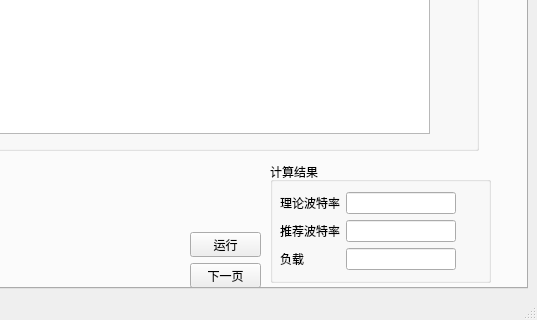
This is mainwindow.ui in starpicke/ICS-system-opt as Qt 5 draws it before an edit; both pictures show x 297 to 834 and y 156 to 476 of the 834 by 476 pixel window. The edited form follows.
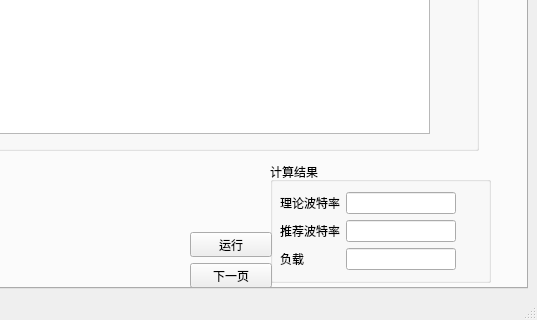
This is the edited form. The open tabs and pages were chosen to show the change. Icons and pictures are not drawn.

Patch:
```diff
--- a/mainwindow.ui
+++ b/mainwindow.ui
@@ -247,12 +247,12 @@
          <number>100</number>
         </property>
        </widget>
-       <widget class="QWidget" name="">
+       <widget class="QWidget" name="layoutWidget">
         <property name="geometry">
          <rect>
           <x>470</x>
           <y>330</y>
-          <width>71</width>
+          <width>82</width>
           <height>56</height>
          </rect>
         </property>
```
Left out of the diff: 2 changed lines with no effect on the pictures.
